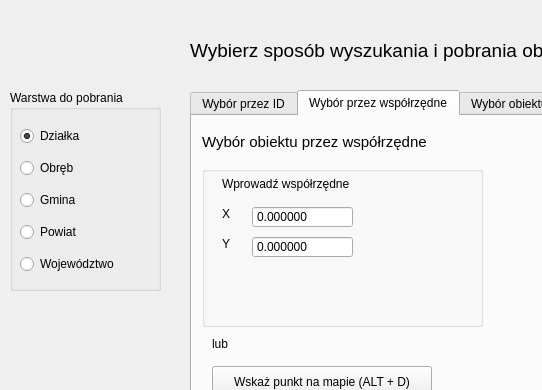
Above: uldk_gugik_dialog_base.ui from envirosolutionspl/uldk_gugik before the change; both pictures show x 0 to 542 and y 0 to 390 of the 858 by 514 pixel window. Below: the same form after it.
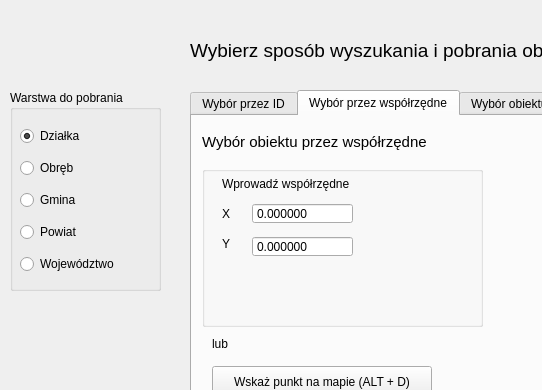
That is the form after the change. The open tabs and pages were chosen to show the change. Icons and pictures are not drawn. Custom widgets are drawn as their Qt base class.

Commit message: Zmiany w pobieraniu przez wspolrzedne

The edit to the form file:
```diff
--- a/uldk_gugik_dialog_base.ui
+++ b/uldk_gugik_dialog_base.ui
@@ -242,28 +242,6 @@
        <string>Wprowadź współrzędne</string>
       </property>
      </widget>
-     <widget class="QDoubleSpinBox" name="doubleSpinBoxY">
-      <property name="geometry">
-       <rect>
-        <x>50</x>
-        <y>70</y>
-        <width>101</width>
-        <height>22</height>
-       </rect>
-      </property>
-      <property name="frame">
-       <bool>true</bool>
-      </property>
-      <property name="buttonSymbols">
-       <enum>QAbstractSpinBox::NoButtons</enum>
-      </property>
-      <property name="decimals">
-       <number>6</number>
-      </property>
-      <property name="maximum">
-       <double>10000000.000000000000000</double>
-      </property>
-     </widget>
      <widget class="QgsProjectionSelectionWidget" name="projectionWidget">
       <property name="geometry">
        <rect>
@@ -286,28 +264,6 @@
        <set>Qt::ImhDigitsOnly</set>
       </property>
      </widget>
-     <widget class="QDoubleSpinBox" name="doubleSpinBoxX">
-      <property name="geometry">
-       <rect>
-        <x>50</x>
-        <y>40</y>
-        <width>101</width>
-        <height>22</height>
-       </rect>
-      </property>
-      <property name="frame">
-       <bool>true</bool>
-      </property>
-      <property name="buttonSymbols">
-       <enum>QAbstractSpinBox::NoButtons</enum>
-      </property>
-      <property name="decimals">
-       <number>6</number>
-      </property>
-      <property name="maximum">
-       <double>10000000.000000000000000</double>
-      </property>
-     </widget>
      <widget class="QLabel" name="label_9">
       <property name="geometry">
        <rect>
@@ -334,6 +290,44 @@
        <string>X</string>
       </property>
      </widget>
+     <widget class="QgsDoubleSpinBox" name="doubleSpinBoxX">
+      <property name="geometry">
+       <rect>
+        <x>50</x>
+        <y>37</y>
+        <width>101</width>
+        <height>21</height>
+       </rect>
+      </property>
+      <property name="buttonSymbols">
+       <enum>QAbstractSpinBox::NoButtons</enum>
+      </property>
+      <property name="decimals">
+       <number>6</number>
+      </property>
+      <property name="maximum">
+       <double>1000000000.000000000000000</double>
+      </property>
+     </widget>
+     <widget class="QgsDoubleSpinBox" name="doubleSpinBoxY">
+      <property name="geometry">
+       <rect>
+        <x>50</x>
+        <y>70</y>
+        <width>101</width>
+        <height>21</height>
+       </rect>
+      </property>
+      <property name="buttonSymbols">
+       <enum>QAbstractSpinBox::NoButtons</enum>
+      </property>
+      <property name="decimals">
+       <number>6</number>
+      </property>
+      <property name="maximum">
+       <double>1000000000.000000000000000</double>
+      </property>
+     </widget>
     </widget>
     <widget class="QWidget" name="horizontalLayoutWidget_2">
      <property name="geometry">
@@ -844,6 +838,11 @@
   </widget>
  </widget>
  <customwidgets>
+  <customwidget>
+   <class>QgsDoubleSpinBox</class>
+   <extends>QDoubleSpinBox</extends>
+   <header>qgsdoublespinbox.h</header>
+  </customwidget>
   <customwidget>
    <class>QgsProjectionSelectionWidget</class>
    <extends>QWidget</extends>
```
Left out of the diff: 4 changed lines with no effect on the pictures. The commit also changes 1 other file.
